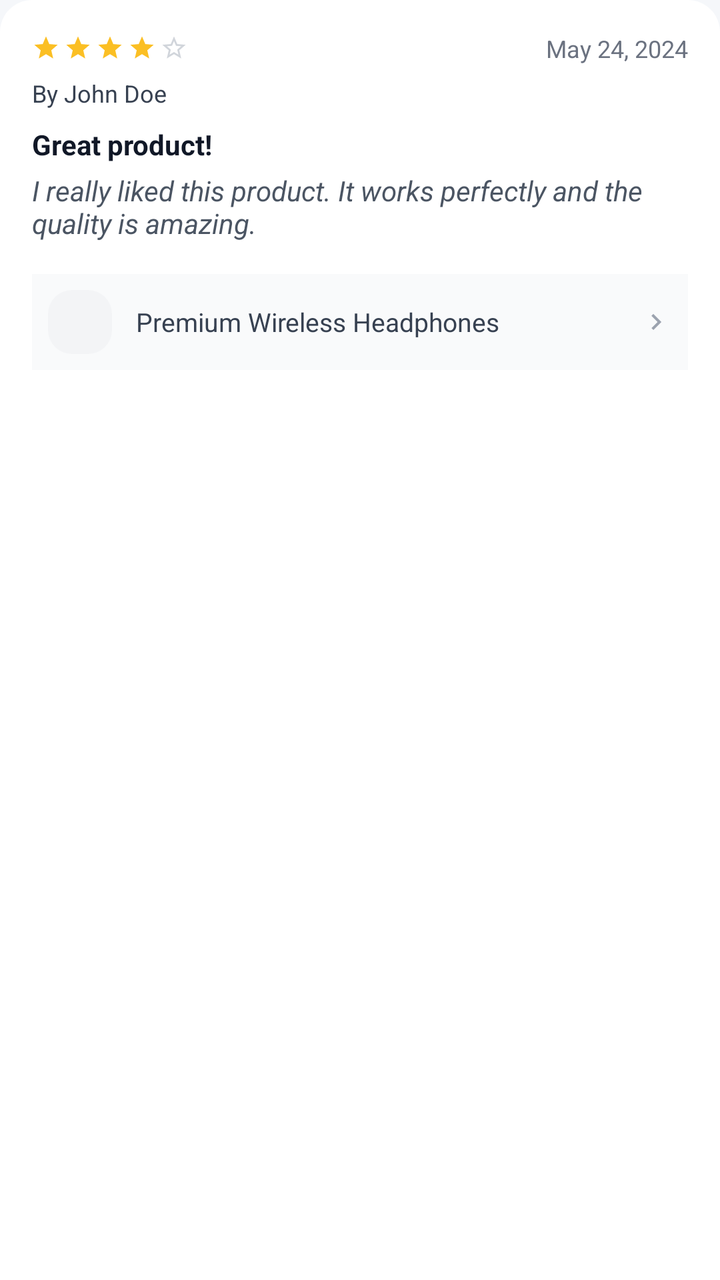
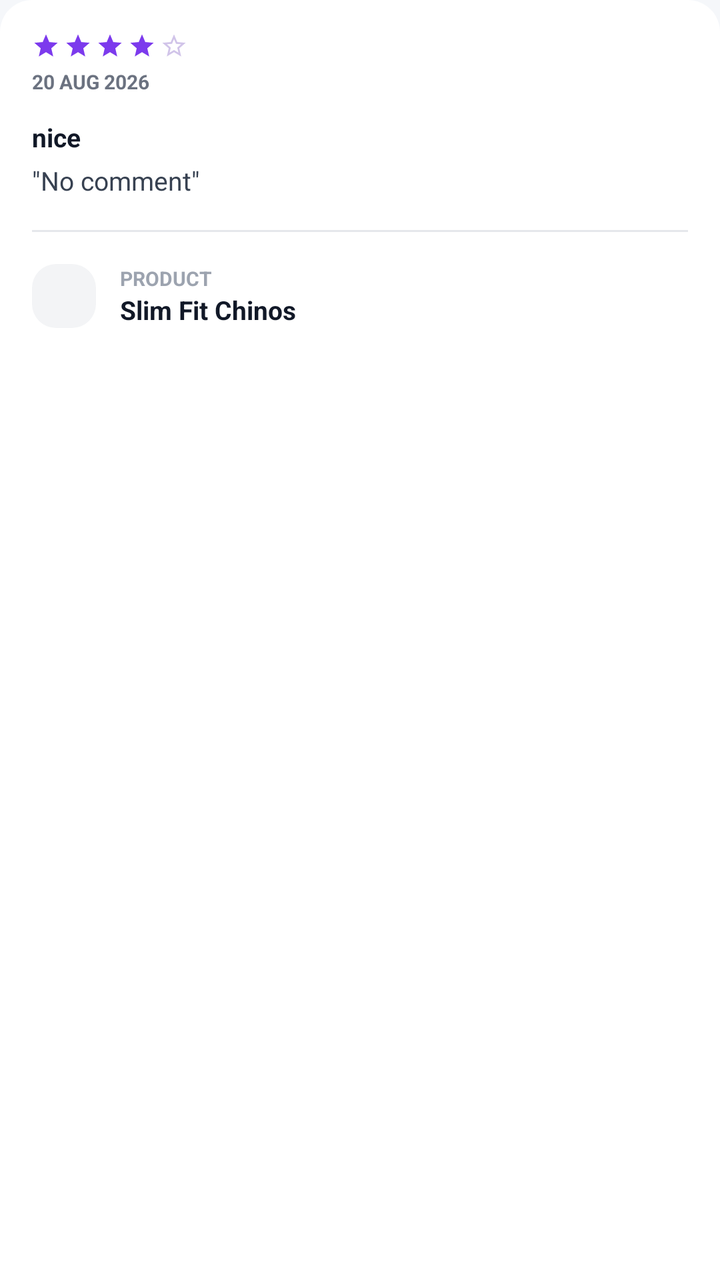

Before-and-after screenshots of an Android layout around one commit, followed by the original layout XML and the change that was made.
<!-- AndroidManifest.xml: application theme Theme.ANGA_SellerSide -->
<!-- res/layout/item_review_card.xml -->
<?xml version="1.0" encoding="utf-8"?>
<LinearLayout xmlns:android="http://schemas.android.com/apk/res/android"
    android:layout_width="match_parent"
    android:layout_height="wrap_content"
    xmlns:app="http://schemas.android.com/apk/res-auto"
    android:orientation="vertical"
    android:background="@drawable/bg_bottom_sheet"
    android:layout_marginBottom="16dp"
    android:padding="16dp">

    
    <LinearLayout
        android:layout_width="match_parent"
        android:layout_height="wrap_content"
        android:orientation="horizontal"
        android:gravity="center_vertical">

        
        <LinearLayout
            android:id="@+id/llStarRating"
            android:layout_width="wrap_content"
            android:layout_height="wrap_content"
            android:orientation="horizontal">
            
            <ImageView android:id="@+id/ivStar1" android:layout_width="14dp" android:layout_height="14dp" android:src="@drawable/ic_star_filled" app:tint="#FBBF24"/>
            <ImageView android:id="@+id/ivStar2" android:layout_width="14dp" android:layout_height="14dp" android:src="@drawable/ic_star_filled" app:tint="#FBBF24" android:layout_marginStart="2dp"/>
            <ImageView android:id="@+id/ivStar3" android:layout_width="14dp" android:layout_height="14dp" android:src="@drawable/ic_star_filled" app:tint="#FBBF24" android:layout_marginStart="2dp"/>
            <ImageView android:id="@+id/ivStar4" android:layout_width="14dp" android:layout_height="14dp" android:src="@drawable/ic_star_filled" app:tint="#FBBF24" android:layout_marginStart="2dp"/>
            <ImageView android:id="@+id/ivStar5" android:layout_width="14dp" android:layout_height="14dp" android:src="@drawable/ic_star_outline" app:tint="#D1D5DB" android:layout_marginStart="2dp"/>
        </LinearLayout>

        <Space
            android:layout_width="0dp"
            android:layout_height="wrap_content"
            android:layout_weight="1" />

        <TextView
            android:id="@+id/tvDate"
            android:layout_width="wrap_content"
            android:layout_height="wrap_content"
            android:text="May 24, 2024"
            android:textColor="#6B7280"
            android:textSize="12sp" />

    </LinearLayout>

    <TextView
        android:id="@+id/tvCustomerName"
        android:layout_width="wrap_content"
        android:layout_height="wrap_content"
        android:text="By John Doe"
        android:textColor="#374151"
        android:textSize="12sp"
        android:layout_marginTop="6dp"/>

    <TextView
        android:id="@+id/tvReviewTitle"
        android:layout_width="match_parent"
        android:layout_height="wrap_content"
        android:text="Great product!"
        android:textColor="#111827"
        android:textSize="14sp"
        android:textStyle="bold"
        android:layout_marginTop="8dp" />

    <TextView
        android:id="@+id/tvReviewBody"
        android:layout_width="match_parent"
        android:layout_height="wrap_content"
        android:text="I really liked this product. It works perfectly and the quality is amazing."
        android:textColor="#4B5563"
        android:textSize="14sp"
        android:textStyle="italic"
        android:layout_marginTop="4dp" />

    
    <LinearLayout
        android:id="@+id/llProductRef"
        android:layout_width="match_parent"
        android:layout_height="wrap_content"
        android:orientation="horizontal"
        android:layout_marginTop="16dp"
        android:background="#F9FAFB"
        android:padding="8dp"
        android:gravity="center_vertical">

        <com.google.android.material.imageview.ShapeableImageView
            android:id="@+id/ivProductThumb"
            android:layout_width="32dp"
            android:layout_height="32dp"
            android:scaleType="centerCrop"
            android:src="@drawable/bg_image_placeholder"
            app:shapeAppearanceOverlay="@style/ShapeAppearance.Material3.Corner.Medium"/>

        <TextView
            android:id="@+id/tvProductName"
            android:layout_width="0dp"
            android:layout_height="wrap_content"
            android:layout_weight="1"
            android:text="Premium Wireless Headphones"
            android:textColor="#374151"
            android:textSize="13sp"
            android:layout_marginStart="12dp"
            android:ellipsize="end"
            android:maxLines="1"/>

        <ImageView
            android:layout_width="16dp"
            android:layout_height="16dp"
            android:src="@drawable/ic_chevron_right"
            app:tint="#9CA3AF"
            android:layout_marginStart="8dp"/>
    </LinearLayout>

</LinearLayout>
<!-- resources referenced by this layout -->
<resources>
  <!-- drawable bg_bottom_sheet (drawable) -->
  <?xml version="1.0" encoding="utf-8"?>
  <shape xmlns:android="http://schemas.android.com/apk/res/android">
      <solid android:color="#FFFFFF" />
      <corners android:topLeftRadius="16dp" android:topRightRadius="16dp" />
  </shape>
  <!-- drawable bg_image_placeholder (drawable) -->
  <?xml version="1.0" encoding="utf-8"?>
  <shape xmlns:android="http://schemas.android.com/apk/res/android"
      android:shape="rectangle">
      <solid android:color="#F3F4F6" />
      <corners android:radius="8dp" />
  </shape>
  <!-- drawable ic_chevron_right (drawable) -->
  <vector xmlns:android="http://schemas.android.com/apk/res/android" android:width="24dp" android:height="24dp" android:viewportWidth="24" android:viewportHeight="24" android:tint="?attr/colorControlNormal">
    <path android:fillColor="@android:color/white" android:pathData="M8.59,16.59L13.17,12 8.59,7.41 10,6l6,6 -6,6 -1.41,-1.41z"/>
  </vector>
  <!-- drawable ic_star_filled (drawable) -->
  <?xml version="1.0" encoding="utf-8"?>
  <vector xmlns:android="http://schemas.android.com/apk/res/android"
      android:width="48dp"
      android:height="48dp"
      android:viewportWidth="24"
      android:viewportHeight="24">
      <path
          android:fillColor="#7C3AED"
          android:pathData="M12,17.27L18.18,21l-1.64,-7.03L22,9.24l-7.19,-0.61L12,2 9.19,8.63 2,9.24l5.46,4.73L5.82,21z"/>
  </vector>
  <!-- drawable ic_star_outline (drawable) -->
  <?xml version="1.0" encoding="utf-8"?>
  <vector xmlns:android="http://schemas.android.com/apk/res/android"
      android:width="48dp"
      android:height="48dp"
      android:viewportWidth="24"
      android:viewportHeight="24">
      <path
          android:fillColor="#D1C4E9"
          android:pathData="M22,9.24l-7.19,-0.62L12,2 9.19,8.63 2,9.24l5.46,4.73L5.82,21 12,17.27 18.18,21l-1.63,-7.03L22,9.24zM12,15.4l-3.76,2.27 1,-4.28 -3.32,-2.88 4.38,-0.38L12,6.1l1.71,4.04 4.38,0.38 -3.32,2.88 1,4.28L12,15.4z"/>
  </vector>
  <style name="Theme.ANGA_SellerSide" parent="Theme.MaterialComponents.Light.NoActionBar">
          <item name="colorPrimary">@color/primary</item>
          <item name="colorPrimaryDark">@color/primary_dark</item>
          <item name="colorAccent">@color/accent</item>
          <item name="android:windowBackground">@color/background</item>
      </style>
  <color name="primary">#1A365D</color>
  <color name="primary_dark">#142848</color>
  <color name="accent">#2563EB</color>
  <color name="background">#F5F7FA</color>
</resources>

<!-- the commit's change to res/layout/item_review_card.xml (unified diff, before → after) -->
@@ -10,68 +10,53 @@
 
     
     <LinearLayout
-        android:layout_width="match_parent"
+        android:id="@+id/llStarRating"
+        android:layout_width="wrap_content"
         android:layout_height="wrap_content"
-        android:orientation="horizontal"
-        android:gravity="center_vertical">
-
-        
-        <LinearLayout
-            android:id="@+id/llStarRating"
-            android:layout_width="wrap_content"
-            android:layout_height="wrap_content"
-            android:orientation="horizontal">
-            
-            <ImageView android:id="@+id/ivStar1" android:layout_width="14dp" android:layout_height="14dp" android:src="@drawable/ic_star_filled" app:tint="#FBBF24"/>
-            <ImageView android:id="@+id/ivStar2" android:layout_width="14dp" android:layout_height="14dp" android:src="@drawable/ic_star_filled" app:tint="#FBBF24" android:layout_marginStart="2dp"/>
-            <ImageView android:id="@+id/ivStar3" android:layout_width="14dp" android:layout_height="14dp" android:src="@drawable/ic_star_filled" app:tint="#FBBF24" android:layout_marginStart="2dp"/>
-            <ImageView android:id="@+id/ivStar4" android:layout_width="14dp" android:layout_height="14dp" android:src="@drawable/ic_star_filled" app:tint="#FBBF24" android:layout_marginStart="2dp"/>
-            <ImageView android:id="@+id/ivStar5" android:layout_width="14dp" android:layout_height="14dp" android:src="@drawable/ic_star_outline" app:tint="#D1D5DB" android:layout_marginStart="2dp"/>
-        </LinearLayout>
-
-        <Space
-            android:layout_width="0dp"
-            android:layout_height="wrap_content"
-            android:layout_weight="1" />
-
-        <TextView
-            android:id="@+id/tvDate"
-            android:layout_width="wrap_content"
-            android:layout_height="wrap_content"
-            android:text="May 24, 2024"
-            android:textColor="#6B7280"
-            android:textSize="12sp" />
-
+        android:orientation="horizontal">
+        <ImageView android:id="@+id/ivStar1" android:layout_width="14dp" android:layout_height="14dp" android:src="@drawable/ic_star_filled" />
+        <ImageView android:id="@+id/ivStar2" android:layout_width="14dp" android:layout_height="14dp" android:src="@drawable/ic_star_filled" android:layout_marginStart="2dp"/>
+        <ImageView android:id="@+id/ivStar3" android:layout_width="14dp" android:layout_height="14dp" android:src="@drawable/ic_star_filled" android:layout_marginStart="2dp"/>
+        <ImageView android:id="@+id/ivStar4" android:layout_width="14dp" android:layout_height="14dp" android:src="@drawable/ic_star_filled" android:layout_marginStart="2dp"/>
+        <ImageView android:id="@+id/ivStar5" android:layout_width="14dp" android:layout_height="14dp" android:src="@drawable/ic_star_outline" android:layout_marginStart="2dp"/>
     </LinearLayout>
 
     <TextView
-        android:id="@+id/tvCustomerName"
+        android:id="@+id/tvDate"
         android:layout_width="wrap_content"
         android:layout_height="wrap_content"
-        android:text="By John Doe"
-        android:textColor="#374151"
-        android:textSize="12sp"
-        android:layout_marginTop="6dp"/>
+        android:text="20 AUG 2026"
+        android:textColor="#6B7280"
+        android:textSize="10sp"
+        android:textStyle="bold"
+        android:textAllCaps="true"
+        android:layout_marginTop="4dp" />
 
     <TextView
         android:id="@+id/tvReviewTitle"
         android:layout_width="match_parent"
         android:layout_height="wrap_content"
-        android:text="Great product!"
+        android:text="nice"
         android:textColor="#111827"
-        android:textSize="14sp"
+        android:textSize="13sp"
         android:textStyle="bold"
-        android:layout_marginTop="8dp" />
+        android:layout_marginTop="12dp" />
 
     <TextView
         android:id="@+id/tvReviewBody"
         android:layout_width="match_parent"
         android:layout_height="wrap_content"
-        android:text="I really liked this product. It works perfectly and the quality is amazing."
-        android:textColor="#4B5563"
-        android:textSize="14sp"
-        android:textStyle="italic"
+        android:text="&quot;No comment&quot;"
+        android:textColor="#374151"
+        android:textSize="13sp"
         android:layout_marginTop="4dp" />
+
+    <View
+        android:layout_width="match_parent"
+        android:layout_height="1dp"
+        android:background="#E5E7EB"
+        android:layout_marginTop="16dp"
+        android:layout_marginBottom="16dp" />
 
     
     <LinearLayout
@@ -79,9 +64,6 @@
         android:layout_width="match_parent"
         android:layout_height="wrap_content"
         android:orientation="horizontal"
-        android:layout_marginTop="16dp"
-        android:background="#F9FAFB"
-        android:padding="8dp"
         android:gravity="center_vertical">
 
         <com.google.android.material.imageview.ShapeableImageView
@@ -92,24 +74,33 @@
             android:src="@drawable/bg_image_placeholder"
             app:shapeAppearanceOverlay="@style/ShapeAppearance.Material3.Corner.Medium"/>
 
-        <TextView
-            android:id="@+id/tvProductName"
+        <LinearLayout
             android:layout_width="0dp"
             android:layout_height="wrap_content"
             android:layout_weight="1"
-            android:text="Premium Wireless Headphones"
-            android:textColor="#374151"
-            android:textSize="13sp"
-            android:layout_marginStart="12dp"
-            android:ellipsize="end"
-            android:maxLines="1"/>
-
-        <ImageView
-            android:layout_width="16dp"
-            android:layout_height="16dp"
-            android:src="@drawable/ic_chevron_right"
-            app:tint="#9CA3AF"
-            android:layout_marginStart="8dp"/>
+            android:orientation="vertical"
+            android:layout_marginStart="12dp">
+            
+            <TextView
+                android:layout_width="wrap_content"
+                android:layout_height="wrap_content"
+                android:text="PRODUCT"
+                android:textColor="#9CA3AF"
+                android:textSize="10sp"
+                android:textStyle="bold"
+                android:textAllCaps="true" />
+                
+            <TextView
+                android:id="@+id/tvProductName"
+                android:layout_width="match_parent"
+                android:layout_height="wrap_content"
+                android:text="Slim Fit Chinos"
+                android:textColor="#111827"
+                android:textSize="13sp"
+                android:textStyle="bold"
+                android:ellipsize="end"
+                android:maxLines="1"/>
+        </LinearLayout>
     </LinearLayout>
 
 </LinearLayout>
<!-- resource entries referenced after the edit -->
@@ -13,10 +13,6 @@
       <solid android:color="#F3F4F6" />
       <corners android:radius="8dp" />
   </shape>
-  <!-- drawable ic_chevron_right (drawable) -->
-  <vector xmlns:android="http://schemas.android.com/apk/res/android" android:width="24dp" android:height="24dp" android:viewportWidth="24" android:viewportHeight="24" android:tint="?attr/colorControlNormal">
-    <path android:fillColor="@android:color/white" android:pathData="M8.59,16.59L13.17,12 8.59,7.41 10,6l6,6 -6,6 -1.41,-1.41z"/>
-  </vector>
   <!-- drawable ic_star_filled (drawable) -->
   <?xml version="1.0" encoding="utf-8"?>
   <vector xmlns:android="http://schemas.android.com/apk/res/android"
